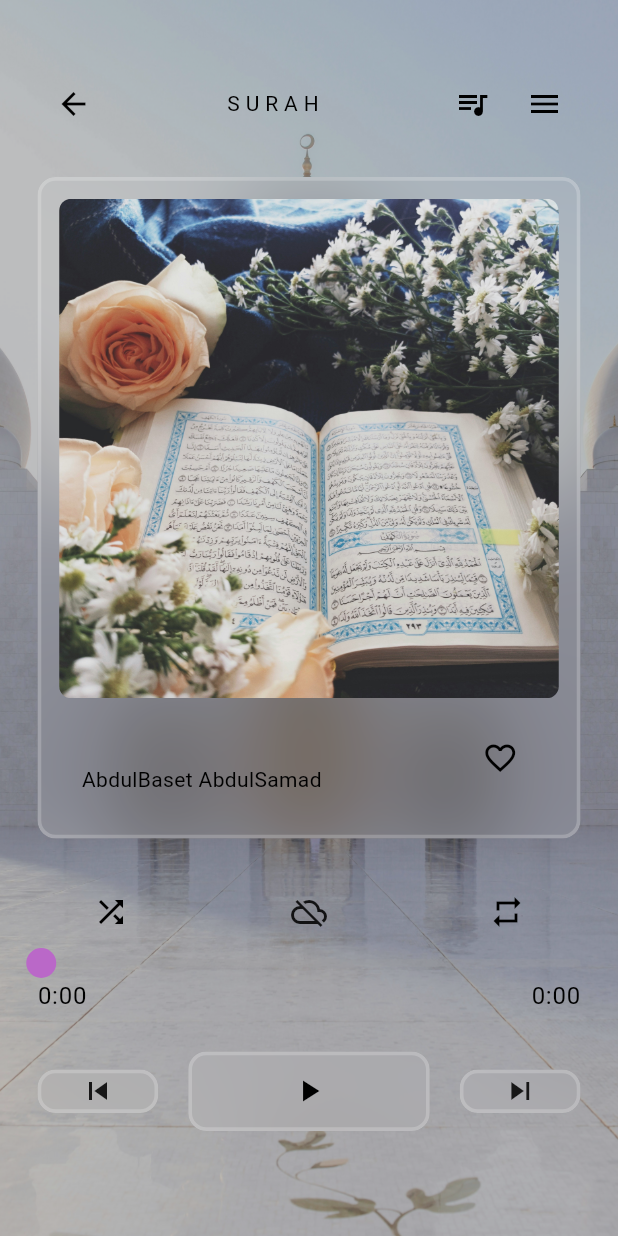
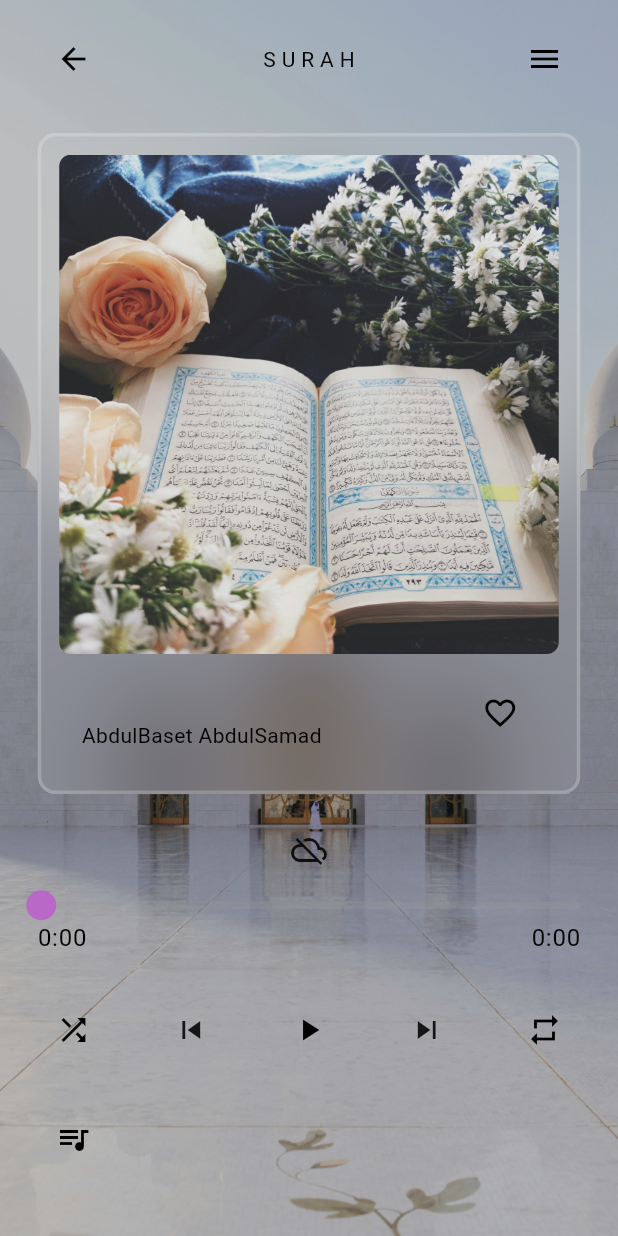
Before and after one commit to aksoyalpi/Quranify-App, a Flutter app: the SurahPage screen opened directly, on a phone screen of 412 x 824 dp. Run offline on Flutter 3.47's test engine with Material 3 defaults, Android fonts, the phone set to English and light mode, and no system bars; drawn by our look-alikes of audio_video_progress_bar; our stand-ins replace audio_service, flutter_slidable, get_it, just_audio, shared_preferences; accounts and stored records are empty.

Commit message:
playback controls and shuffle and repeat buttons are now in one row

```diff
--- a/lib/pages/surah_page.dart
+++ b/lib/pages/surah_page.dart
@@ -195,19 +195,9 @@ class _SurahPageState extends State<SurahPage> {
                   // title
                   const Text("S U R A H"),
 
-                  Row(
-                    children: [
-                      // Playlist button
-                      IconButton(
-                          onPressed: (() => showPlaylist(context)),
-                          icon: Icon(Icons.queue_music)),
-
-                      // menu button
                   IconButton(
                       onPressed: () => showMenu(context),
                       icon: const Icon(Icons.menu))
-                    ],
-                  )
                 ],
               ),
 
@@ -306,63 +296,10 @@ class _SurahPageState extends State<SurahPage> {
 
               Column(
                 children: [
-                  Padding(
-                    padding: const EdgeInsets.symmetric(horizontal: 25.0),
-                    child: Row(
-                      mainAxisAlignment: MainAxisAlignment.spaceBetween,
-                      children: [
-                        // shuffle icon
-                        ValueListenableBuilder(
-                            valueListenable:
-                                pageManager.isShuffleModeEnabledNotifier,
-                            builder: (_, isShuffleModeEnabled, __) {
-                              return IconButton(
-                                icon: Icon(
-                                  Icons.shuffle,
-                                  color: isShuffleModeEnabled
-                                      ? Theme.of(context).colorScheme.onPrimary
-                                      : null,
-                                ),
-                                onPressed: pageManager.shuffle,
-                              );
-                            }),
+                  SoundIcon(),
 
-                        // nature sound icon
-                        const SoundIcon(),
-
-                        // repeat icon
-                        ValueListenableBuilder(
-                          valueListenable: pageManager.repeatModeNotifier,
-                          builder: (_, repeatMode, __) {
-                            IconData iconData;
-                            Color? iconColor;
-                            switch (repeatMode) {
-                              case RepeatModeState.none:
-                                iconData = Icons.repeat;
-                                break;
-                              case RepeatModeState.all:
-                                iconData = Icons.repeat_outlined;
-                                iconColor =
-                                    Theme.of(context).colorScheme.onPrimary;
-                                break;
-
-                              case RepeatModeState.one:
-                                iconData = Icons.repeat_one_outlined;
-                                iconColor =
-                                    Theme.of(context).colorScheme.onPrimary;
-                                break;
-                            }
-
-                            return IconButton(
-                                onPressed: pageManager.repeat,
-                                icon: Icon(
-                                  iconData,
-                                  color: iconColor,
-                                ));
-                          },
-                        )
-                      ],
-                    ),
+                  const SizedBox(
+                    height: 15,
                   ),
 
                   // song duration progress
@@ -388,28 +325,31 @@ class _SurahPageState extends State<SurahPage> {
 
               // playback controls
               Row(
+                mainAxisAlignment: MainAxisAlignment.spaceBetween,
                 children: [
+                  // shuffle icon
+                  ValueListenableBuilder(
+                      valueListenable: pageManager.isShuffleModeEnabledNotifier,
+                      builder: (_, isShuffleModeEnabled, __) {
+                        return IconButton(
+                          icon: Icon(
+                            Icons.shuffle,
+                            color: isShuffleModeEnabled
+                                ? Theme.of(context).colorScheme.onPrimary
+                                : null,
+                          ),
+                          onPressed: pageManager.shuffle,
+                        );
+                      }),
+
                   // skip previous
-                  Expanded(
-                      child: ValueListenableBuilder(
-                          valueListenable: pageManager.isFirstSongNotifier,
-                          builder: (_, isFirst, __) {
-                            return GestureDetector(
+                  GestureDetector(
                       onTap: /*(isFirst) ? null :*/
                           pageManager.previous,
-                                child: const NeuBox(
-                                    child: Icon(Icons.skip_previous)));
-                          })),
-
-                  const SizedBox(
-                    width: 20,
-                  ),
+                      child: const Icon(Icons.skip_previous)),
 
                   // play pause
-                  Expanded(
-                      flex: 2,
-                      child: NeuBox(
-                        child: ValueListenableBuilder(
+                  ValueListenableBuilder(
                       valueListenable: pageManager.playButtonNotifier,
                       builder: (_, value, __) {
                         switch (value) {
@@ -427,22 +367,53 @@ class _SurahPageState extends State<SurahPage> {
                                 icon: const Icon(Icons.pause));
                         }
                       }),
-                      )),
+
+                  // skip forward
+                  GestureDetector(
+                      onTap: /*isLast ? null :*/ pageManager.next,
+                      child: const Icon(Icons.skip_next)),
+
+                  // repeat icon
+                  ValueListenableBuilder(
+                    valueListenable: pageManager.repeatModeNotifier,
+                    builder: (_, repeatMode, __) {
+                      IconData iconData;
+                      Color? iconColor;
+                      switch (repeatMode) {
+                        case RepeatModeState.none:
+                          iconData = Icons.repeat;
+                          break;
+                        case RepeatModeState.all:
+                          iconData = Icons.repeat_outlined;
+                          iconColor = Theme.of(context).colorScheme.onPrimary;
+                          break;
+
+                        case RepeatModeState.one:
+                          iconData = Icons.repeat_one_outlined;
+                          iconColor = Theme.of(context).colorScheme.onPrimary;
+                          break;
+                      }
+
+                      return IconButton(
+                          onPressed: pageManager.repeat,
+                          icon: Icon(
+                            iconData,
+                            color: iconColor,
+                          ));
+                    },
+                  )
+                ],
+              ),
 
               const SizedBox(
-                    width: 20,
+                height: 25,
               ),
 
-                  // skip forward
-                  Expanded(
-                      child: ValueListenableBuilder(
-                          valueListenable: pageManager.isLastSongNotifier,
-                          builder: (_, isLast, __) {
-                            return GestureDetector(
-                                onTap: /*isLast ? null :*/ pageManager.next,
-                                child:
-                                    const NeuBox(child: Icon(Icons.skip_next)));
-                          })),
+              Row(
+                children: [
+                  IconButton(
+                      onPressed: (() => showPlaylist(context)),
+                      icon: const Icon(Icons.queue_music)),
                 ],
               )
             ],
```
Lines whose indentation alone changed are shown as unchanged.
